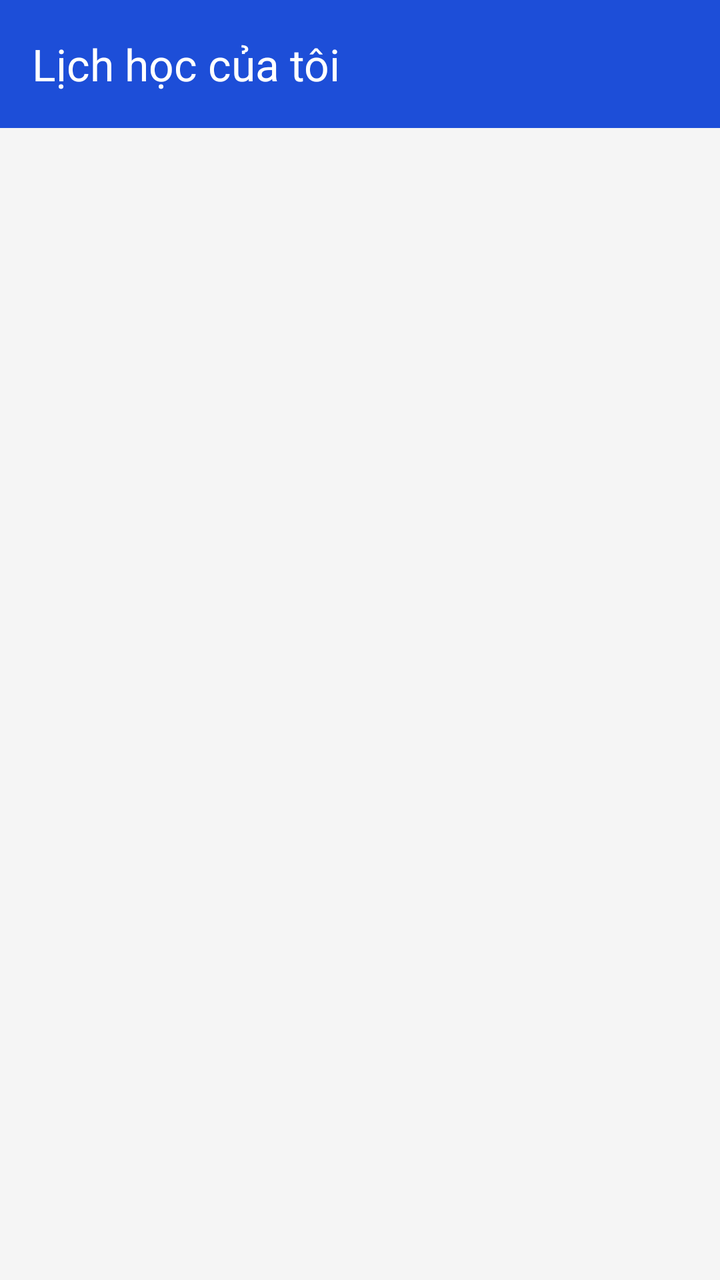
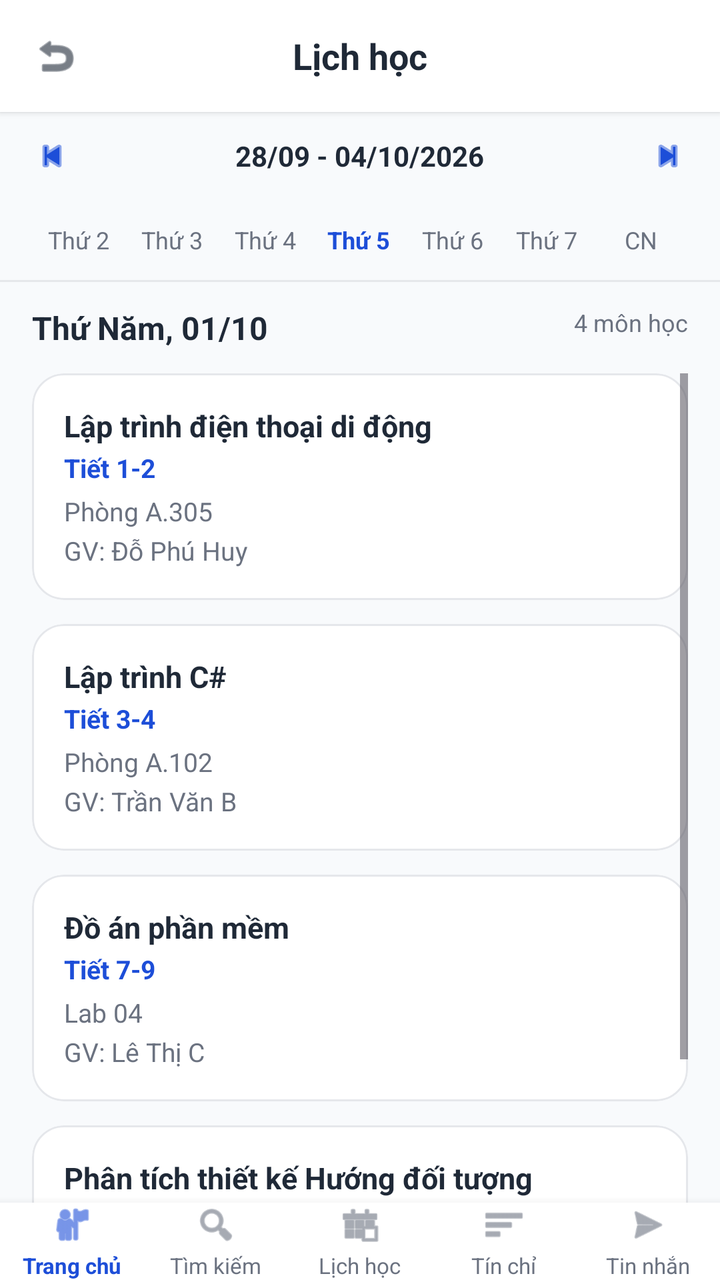

Before-and-after screenshots of an Android layout around one commit, followed by the original layout XML and the change that was made.
<!-- AndroidManifest.xml: application theme Theme.XayDung -->
<!-- res/layout/activity_schedule.xml -->
<?xml version="1.0" encoding="utf-8"?>
<androidx.coordinatorlayout.widget.CoordinatorLayout xmlns:android="http://schemas.android.com/apk/res/android"
    xmlns:app="http://schemas.android.com/apk/res-auto"
    android:layout_width="match_parent"
    android:layout_height="match_parent"
    android:background="#F5F5F5">

    <com.google.android.material.appbar.AppBarLayout
        android:layout_width="match_parent"
        android:layout_height="wrap_content">

        <com.google.android.material.appbar.MaterialToolbar
            android:id="@+id/toolbarSchedule"
            android:layout_width="match_parent"
            android:layout_height="?attr/actionBarSize"
            android:background="?attr/colorPrimary"
            app:title="Lịch học của tôi"
            app:titleTextColor="@android:color/white" />

    </com.google.android.material.appbar.AppBarLayout>

    <androidx.recyclerview.widget.RecyclerView
        android:id="@+id/recyclerViewSchedule"
        android:layout_width="match_parent"
        android:layout_height="match_parent"
        app:layout_behavior="@string/appbar_scrolling_view_behavior"
        android:clipToPadding="false"
        android:paddingVertical="8dp" />

</androidx.coordinatorlayout.widget.CoordinatorLayout>
<!-- resources referenced by this layout -->
<resources>
  <style name="Theme.XayDung" parent="Base.Theme.XayDung" />
  <style name="Base.Theme.XayDung" parent="Theme.Material3.DayNight.NoActionBar">
          <item name="colorPrimary">@color/figma_blue</item>
          <item name="colorPrimaryDark">@color/figma_blue_dark</item>
          <item name="colorSecondary">@color/figma_blue</item>
          <item name="android:windowBackground">@color/figma_bg</item>
      </style>
  <color name="figma_blue">#1D4ED8</color>
  <color name="figma_blue_dark">#1E40AF</color>
  <color name="figma_bg">#F8FAFC</color>
</resources>

<!-- the commit's change to res/layout/activity_schedule.xml (unified diff, before → after) -->
@@ -1,30 +1,571 @@
 <?xml version="1.0" encoding="utf-8"?>
-<androidx.coordinatorlayout.widget.CoordinatorLayout xmlns:android="http://schemas.android.com/apk/res/android"
+<RelativeLayout xmlns:android="http://schemas.android.com/apk/res/android"
     xmlns:app="http://schemas.android.com/apk/res-auto"
     android:layout_width="match_parent"
     android:layout_height="match_parent"
-    android:background="#F5F5F5">
-
-    <com.google.android.material.appbar.AppBarLayout
-        android:layout_width="match_parent"
-        android:layout_height="wrap_content">
-
-        <com.google.android.material.appbar.MaterialToolbar
-            android:id="@+id/toolbarSchedule"
-            android:layout_width="match_parent"
-            android:layout_height="?attr/actionBarSize"
-            android:background="?attr/colorPrimary"
-            app:title="Lịch học của tôi"
-            app:titleTextColor="@android:color/white" />
-
-    </com.google.android.material.appbar.AppBarLayout>
-
-    <androidx.recyclerview.widget.RecyclerView
-        android:id="@+id/recyclerViewSchedule"
+    android:background="@color/figma_bg">
+
+    <LinearLayout
         android:layout_width="match_parent"
         android:layout_height="match_parent"
-        app:layout_behavior="@string/appbar_scrolling_view_behavior"
-        android:clipToPadding="false"
-        android:paddingVertical="8dp" />
-
-</androidx.coordinatorlayout.widget.CoordinatorLayout>
+        android:layout_above="@id/bottomNavigation"
+        android:orientation="vertical">
+
+        
+        <RelativeLayout
+            android:layout_width="match_parent"
+            android:layout_height="56dp"
+            android:paddingHorizontal="16dp"
+            android:background="@color/white"
+            android:elevation="2dp">
+
+            <ImageView
+                android:id="@+id/btnBack"
+                android:layout_width="24dp"
+                android:layout_height="24dp"
+                android:layout_centerVertical="true"
+                android:src="@android:drawable/ic_menu_revert"
+                android:contentDescription="Back"
+                app:tint="@color/figma_text_primary" />
+
+            <TextView
+                android:layout_width="wrap_content"
+                android:layout_height="wrap_content"
+                android:layout_centerInParent="true"
+                android:text="Lịch học"
+                android:textColor="@color/figma_text_primary"
+                android:textSize="18sp"
+                android:textStyle="bold" />
+        </RelativeLayout>
+
+        
+        <RelativeLayout
+            android:layout_width="match_parent"
+            android:layout_height="44dp"
+            android:paddingHorizontal="16dp"
+            android:gravity="center_vertical">
+
+            <ImageView
+                android:layout_width="20dp"
+                android:layout_height="20dp"
+                android:layout_alignParentStart="true"
+                android:layout_centerVertical="true"
+                android:src="@android:drawable/ic_media_previous"
+                android:contentDescription="Prev"
+                app:tint="@color/figma_blue" />
+
+            <TextView
+                android:layout_width="wrap_content"
+                android:layout_height="wrap_content"
+                android:layout_centerInParent="true"
+                android:text="28/09 - 04/10/2026"
+                android:textColor="@color/figma_text_primary"
+                android:textSize="14sp"
+                android:textStyle="bold" />
+
+            <ImageView
+                android:layout_width="20dp"
+                android:layout_height="20dp"
+                android:layout_alignParentEnd="true"
+                android:layout_centerVertical="true"
+                android:src="@android:drawable/ic_media_next"
+                android:contentDescription="Next"
+                app:tint="@color/figma_blue" />
+        </RelativeLayout>
+
+        
+        <LinearLayout
+            android:layout_width="match_parent"
+            android:layout_height="40dp"
+            android:orientation="horizontal"
+            android:paddingHorizontal="16dp"
+            android:gravity="center_vertical">
+
+            <TextView
+                android:layout_width="0dp"
+                android:layout_height="wrap_content"
+                android:layout_weight="1"
+                android:gravity="center"
+                android:text="Thứ 2"
+                android:textColor="@color/figma_text_secondary"
+                android:textSize="12sp" />
+
+            <TextView
+                android:layout_width="0dp"
+                android:layout_height="wrap_content"
+                android:layout_weight="1"
+                android:gravity="center"
+                android:text="Thứ 3"
+                android:textColor="@color/figma_text_secondary"
+                android:textSize="12sp" />
+
+            <TextView
+                android:layout_width="0dp"
+                android:layout_height="wrap_content"
+                android:layout_weight="1"
+                android:gravity="center"
+                android:text="Thứ 4"
+                android:textColor="@color/figma_text_secondary"
+                android:textSize="12sp" />
+
+            <TextView
+                android:layout_width="0dp"
+                android:layout_height="wrap_content"
+                android:layout_weight="1"
+                android:gravity="center"
+                android:text="Thứ 5"
+                android:textColor="@color/figma_blue"
+                android:textSize="12sp"
+                android:textStyle="bold" />
+
+            <TextView
+                android:layout_width="0dp"
+                android:layout_height="wrap_content"
+                android:layout_weight="1"
+                android:gravity="center"
+                android:text="Thứ 6"
+                android:textColor="@color/figma_text_secondary"
+                android:textSize="12sp" />
+
+            <TextView
+                android:layout_width="0dp"
+                android:layout_height="wrap_content"
+                android:layout_weight="1"
+                android:gravity="center"
+                android:text="Thứ 7"
+                android:textColor="@color/figma_text_secondary"
+                android:textSize="12sp" />
+
+            <TextView
+                android:layout_width="0dp"
+                android:layout_height="wrap_content"
+                android:layout_weight="1"
+                android:gravity="center"
+                android:text="CN"
+                android:textColor="@color/figma_text_secondary"
+                android:textSize="12sp" />
+        </LinearLayout>
+
+        <View
+            android:layout_width="match_parent"
+            android:layout_height="1dp"
+            android:background="@color/figma_card_border"
+            android:layout_marginBottom="12dp" />
+
+        
+        <RelativeLayout
+            android:layout_width="match_parent"
+            android:layout_height="wrap_content"
+            android:paddingHorizontal="16dp"
+            android:layout_marginBottom="12dp">
+
+            <TextView
+                android:layout_width="wrap_content"
+                android:layout_height="wrap_content"
+                android:text="Thứ Năm, 01/10"
+                android:textColor="@color/figma_text_primary"
+                android:textSize="16sp"
+                android:textStyle="bold" />
+
+            <TextView
+                android:layout_width="wrap_content"
+                android:layout_height="wrap_content"
+                android:layout_alignParentEnd="true"
+                android:text="4 môn học"
+                android:textColor="@color/figma_text_secondary"
+                android:textSize="12sp" />
+        </RelativeLayout>
+
+        
+        <ScrollView
+            android:layout_width="match_parent"
+            android:layout_height="match_parent"
+            android:paddingHorizontal="16dp">
+
+            <LinearLayout
+                android:layout_width="match_parent"
+                android:layout_height="wrap_content"
+                android:orientation="vertical">
+
+                
+                <com.google.android.material.card.MaterialCardView
+                    android:id="@+id/cardScheduleSubject1"
+                    android:layout_width="match_parent"
+                    android:layout_height="wrap_content"
+                    android:layout_marginBottom="12dp"
+                    app:cardCornerRadius="16dp"
+                    app:cardElevation="0dp"
+                    app:cardBackgroundColor="@color/white"
+                    app:strokeColor="@color/figma_card_border"
+                    app:strokeWidth="1dp"
+                    android:clickable="true"
+                    android:focusable="true">
+
+                    <LinearLayout
+                        android:layout_width="match_parent"
+                        android:layout_height="wrap_content"
+                        android:orientation="vertical"
+                        android:padding="16dp">
+
+                        <TextView
+                            android:layout_width="wrap_content"
+                            android:layout_height="wrap_content"
+                            android:text="Lập trình điện thoại di động"
+                            android:textColor="@color/figma_text_primary"
+                            android:textSize="15sp"
+                            android:textStyle="bold" />
+
+                        <TextView
+                            android:layout_width="wrap_content"
+                            android:layout_height="wrap_content"
+                            android:layout_marginTop="2dp"
+                            android:text="Tiết 1-2"
+                            android:textColor="@color/figma_blue"
+                            android:textSize="13sp"
+                            android:textStyle="bold" />
+
+                        <TextView
+                            android:layout_width="wrap_content"
+                            android:layout_height="wrap_content"
+                            android:layout_marginTop="4dp"
+                            android:text="Phòng A.305"
+                            android:textColor="@color/figma_text_secondary"
+                            android:textSize="13sp" />
+
+                        <TextView
+                            android:layout_width="wrap_content"
+                            android:layout_height="wrap_content"
+                            android:layout_marginTop="2dp"
+                            android:text="GV: Đỗ Phú Huy"
+                            android:textColor="@color/figma_text_secondary"
+                            android:textSize="13sp" />
+                    </LinearLayout>
+                </com.google.android.material.card.MaterialCardView>
+
+                
+                <com.google.android.material.card.MaterialCardView
+                    android:layout_width="match_parent"
+                    android:layout_height="wrap_content"
+                    android:layout_marginBottom="12dp"
+                    app:cardCornerRadius="16dp"
+                    app:cardElevation="0dp"
+                    app:cardBackgroundColor="@color/white"
+                    app:strokeColor="@color/figma_card_border"
+                    app:strokeWidth="1dp">
+
+                    <LinearLayout
+                        android:layout_width="match_parent"
+                        android:layout_height="wrap_content"
+                        android:orientation="vertical"
+                        android:padding="16dp">
+
+                        <TextView
+                            android:layout_width="wrap_content"
+                            android:layout_height="wrap_content"
+                            android:text="Lập trình C#"
+                            android:textColor="@color/figma_text_primary"
+                            android:textSize="15sp"
+                            android:textStyle="bold" />
+
+                        <TextView
+                            android:layout_width="wrap_content"
+                            android:layout_height="wrap_content"
+                            android:layout_marginTop="2dp"
+                            android:text="Tiết 3-4"
+                            android:textColor="@color/figma_blue"
+                            android:textSize="13sp"
+                            android:textStyle="bold" />
+
+                        <TextView
+                            android:layout_width="wrap_content"
+                            android:layout_height="wrap_content"
+                            android:layout_marginTop="4dp"
+                            android:text="Phòng A.102"
+                            android:textColor="@color/figma_text_secondary"
+                            android:textSize="13sp" />
+
+                        <TextView
+                            android:layout_width="wrap_content"
+                            android:layout_height="wrap_content"
+                            android:layout_marginTop="2dp"
+                            android:text="GV: Trần Văn B"
+                            android:textColor="@color/figma_text_secondary"
+                            android:textSize="13sp" />
+                    </LinearLayout>
+                </com.google.android.material.card.MaterialCardView>
+
+                
+                <com.google.android.material.card.MaterialCardView
+                    android:layout_width="match_parent"
+                    android:layout_height="wrap_content"
+                    android:layout_marginBottom="12dp"
+                    app:cardCornerRadius="16dp"
+                    app:cardElevation="0dp"
+                    app:cardBackgroundColor="@color/white"
+                    app:strokeColor="@color/figma_card_border"
+                    app:strokeWidth="1dp">
+
+                    <LinearLayout
+                        android:layout_width="match_parent"
+                        android:layout_height="wrap_content"
+                        android:orientation="vertical"
+                        android:padding="16dp">
+
+                        <TextView
+                            android:layout_width="wrap_content"
+                            android:layout_height="wrap_content"
+                            android:text="Đồ án phần mềm"
+                            android:textColor="@color/figma_text_primary"
+                            android:textSize="15sp"
+                            android:textStyle="bold" />
+
+                        <TextView
+                            android:layout_width="wrap_content"
+                            android:layout_height="wrap_content"
+                            android:layout_marginTop="2dp"
+                            android:text="Tiết 7-9"
+                            android:textColor="@color/figma_blue"
+                            android:textSize="13sp"
+                            android:textStyle="bold" />
+
+                        <TextView
+                            android:layout_width="wrap_content"
+                            android:layout_height="wrap_content"
+                            android:layout_marginTop="4dp"
+                            android:text="Lab 04"
+                            android:textColor="@color/figma_text_secondary"
+                            android:textSize="13sp" />
+
+                        <TextView
+                            android:layout_width="wrap_content"
+                            android:layout_height="wrap_content"
+                            android:layout_marginTop="2dp"
+                            android:text="GV: Lê Thị C"
+                            android:textColor="@color/figma_text_secondary"
+                            android:textSize="13sp" />
+                    </LinearLayout>
+                </com.google.android.material.card.MaterialCardView>
+
+                
+                <com.google.android.material.card.MaterialCardView
+                    android:layout_width="match_parent"
+                    android:layout_height="wrap_content"
+                    android:layout_marginBottom="12dp"
+                    app:cardCornerRadius="16dp"
+                    app:cardElevation="0dp"
+                    app:cardBackgroundColor="@color/white"
+                    app:strokeColor="@color/figma_card_border"
+                    app:strokeWidth="1dp">
+
+                    <LinearLayout
+                        android:layout_width="match_parent"
+                        android:layout_height="wrap_content"
+                        android:orientation="vertical"
+                        android:padding="16dp">
+
+                        <TextView
+                            android:layout_width="wrap_content"
+                            android:layout_height="wrap_content"
+                            android:text="Phân tích thiết kế Hướng đối tượng"
+                            android:textColor="@color/figma_text_primary"
+                            android:textSize="15sp"
+                            android:textStyle="bold" />
+
+                        <TextView
+                            android:layout_width="wrap_content"
+                            android:layout_height="wrap_content"
+                            android:layout_marginTop="2dp"
+                            android:text="Tiết 10-11"
+                            android:textColor="@color/figma_blue"
+                            android:textSize="13sp"
+                            android:textStyle="bold" />
+
+                        <TextView
+                            android:layout_width="wrap_content"
+                            android:layout_height="wrap_content"
+                            android:layout_marginTop="4dp"
+                            android:text="Phòng B.201"
+                            android:textColor="@color/figma_text_secondary"
+                            android:textSize="13sp" />
+
+                        <TextView
+                            android:layout_width="wrap_content"
+                            android:layout_height="wrap_content"
+                            android:layout_marginTop="2dp"
+                            android:text="GV: Nguyễn Văn A"
+                            android:textColor="@color/figma_text_secondary"
+                            android:textSize="13sp" />
+                    </LinearLayout>
+                </com.google.android.material.card.MaterialCardView>
+
+            </LinearLayout>
+        </ScrollView>
+
+    </LinearLayout>
+
+    <include
+        android:id="@+id/bottomNavigation"
+        layout="@layout/layout_bottom_nav"
+        android:layout_width="match_parent"
+        android:layout_height="wrap_content"
+        android:layout_alignParentBottom="true" />
+
+</RelativeLayout>
+<!-- res/layout/layout_bottom_nav.xml (included above) -->
+<?xml version="1.0" encoding="utf-8"?>
+<LinearLayout xmlns:android="http://schemas.android.com/apk/res/android"
+    xmlns:app="http://schemas.android.com/apk/res-auto"
+    android:layout_width="match_parent"
+    android:layout_height="64dp"
+    android:background="@color/white"
+    android:elevation="8dp"
+    android:orientation="horizontal"
+    android:gravity="center_vertical">
+
+    
+    <LinearLayout
+        android:id="@+id/navHome"
+        android:layout_width="0dp"
+        android:layout_height="match_parent"
+        android:layout_weight="1"
+        android:gravity="center"
+        android:orientation="vertical"
+        android:clickable="true"
+        android:focusable="true">
+
+        <ImageView
+            android:id="@+id/iconHome"
+            android:layout_width="22dp"
+            android:layout_height="22dp"
+            android:src="@android:drawable/ic_menu_myplaces"
+            android:contentDescription="Trang chủ"
+            app:tint="@color/figma_blue" />
+
+        <TextView
+            android:id="@+id/textHome"
+            android:layout_width="wrap_content"
+            android:layout_height="wrap_content"
+            android:layout_marginTop="2dp"
+            android:text="Trang chủ"
+            android:textColor="@color/figma_blue"
+            android:textSize="11sp"
+            android:textStyle="bold" />
+    </LinearLayout>
+
+    
+    <LinearLayout
+        android:id="@+id/navSearch"
+        android:layout_width="0dp"
+        android:layout_height="match_parent"
+        android:layout_weight="1"
+        android:gravity="center"
+        android:orientation="vertical"
+        android:clickable="true"
+        android:focusable="true">
+
+        <ImageView
+            android:id="@+id/iconSearch"
+            android:layout_width="22dp"
+            android:layout_height="22dp"
+            android:src="@android:drawable/ic_menu_search"
+            android:contentDescription="Tìm kiếm"
+            app:tint="@color/figma_text_secondary" />
+
+        <TextView
+            android:id="@+id/textSearch"
+            android:layout_width="wrap_content"
+            android:layout_height="wrap_content"
+            android:layout_marginTop="2dp"
+            android:text="Tìm kiếm"
+            android:textColor="@color/figma_text_secondary"
+            android:textSize="11sp" />
+    </LinearLayout>
+
+    
+    <LinearLayout
+        android:id="@+id/navSchedule"
+        android:layout_width="0dp"
+        android:layout_height="match_parent"
+        android:layout_weight="1"
+        android:gravity="center"
+        android:orientation="vertical"
+        android:clickable="true"
+        android:focusable="true">
+
+        <ImageView
+            android:id="@+id/iconSchedule"
+            android:layout_width="22dp"
+            android:layout_height="22dp"
+            android:src="@android:drawable/ic_menu_today"
+            android:contentDescription="Lịch học"
+            app:tint="@color/figma_text_secondary" />
+
+        <TextView
+            android:id="@+id/textSchedule"
+            android:layout_width="wrap_content"
+            android:layout_height="wrap_content"
+            android:layout_marginTop="2dp"
+            android:text="Lịch học"
+            android:textColor="@color/figma_text_secondary"
+            android:textSize="11sp" />
+    </LinearLayout>
+
+    
+    <LinearLayout
+        android:id="@+id/navCredit"
+        android:layout_width="0dp"
+        android:layout_height="match_parent"
+        android:layout_weight="1"
+        android:gravity="center"
+        android:orientation="vertical"
+        android:clickable="true"
+        android:focusable="true">
+
+        <ImageView
+            android:id="@+id/iconCredit"
+            android:layout_width="22dp"
+            android:layout_height="22dp"
+            android:src="@android:drawable/ic_menu_sort_by_size"
+            android:contentDescription="Tín chỉ"
+            app:tint="@color/figma_text_secondary" />
+
+        <TextView
+            android:id="@+id/textCredit"
+            android:layout_width="wrap_content"
+            android:layout_height="wrap_content"
+            android:layout_marginTop="2dp"
+            android:text="Tín chỉ"
+            android:textColor="@color/figma_text_secondary"
+            android:textSize="11sp" />
+    </LinearLayout>
+
+    
+    <LinearLayout
+        android:id="@+id/navMessage"
+        android:layout_width="0dp"
+        android:layout_height="match_parent"
+        android:layout_weight="1"
+        android:gravity="center"
+        android:orientation="vertical"
+        android:clickable="true"
+        android:focusable="true">
+
+        <ImageView
+            android:id="@+id/iconMessage"
+            android:layout_width="22dp"
+            android:layout_height="22dp"
+            android:src="@android:drawable/ic_menu_send"
+            android:contentDescription="Tin nhắn"
+            app:tint="@color/figma_text_secondary" />
+
+        <TextView
+            android:id="@+id/textMessage"
+            android:layout_width="wrap_content"
+            android:layout_height="wrap_content"
+            android:layout_marginTop="2dp"
+            android:text="Tin nhắn"
+            android:textColor="@color/figma_text_secondary"
+            android:textSize="11sp" />
+    </LinearLayout>
+
+</LinearLayout>
<!-- resource entries referenced after the edit -->
@@ -8,6 +8,10 @@
           <item name="android:windowBackground">@color/figma_bg</item>
       </style>
   <color name="figma_blue">#1D4ED8</color>
+  <color name="figma_card_border">#E5E7EB</color>
+  <color name="figma_text_primary">#1F2937</color>
+  <color name="figma_text_secondary">#6B7280</color>
+  <color name="white">#FFFFFFFF</color>
   <color name="figma_blue_dark">#1E40AF</color>
   <color name="figma_bg">#F8FAFC</color>
 </resources>
